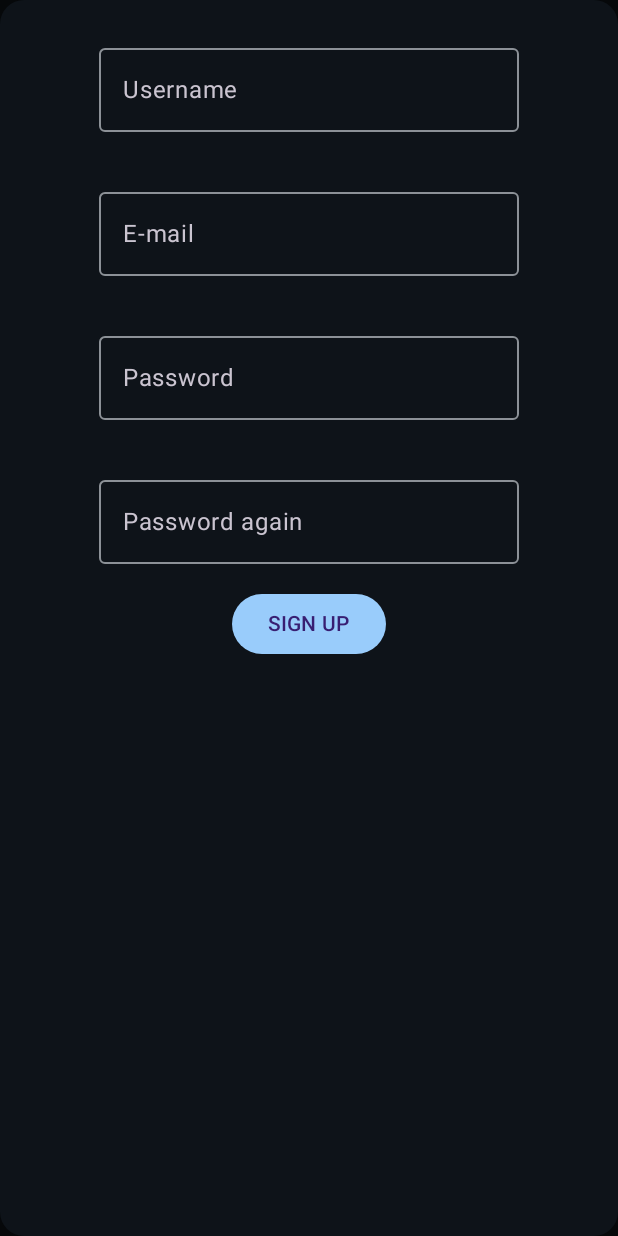
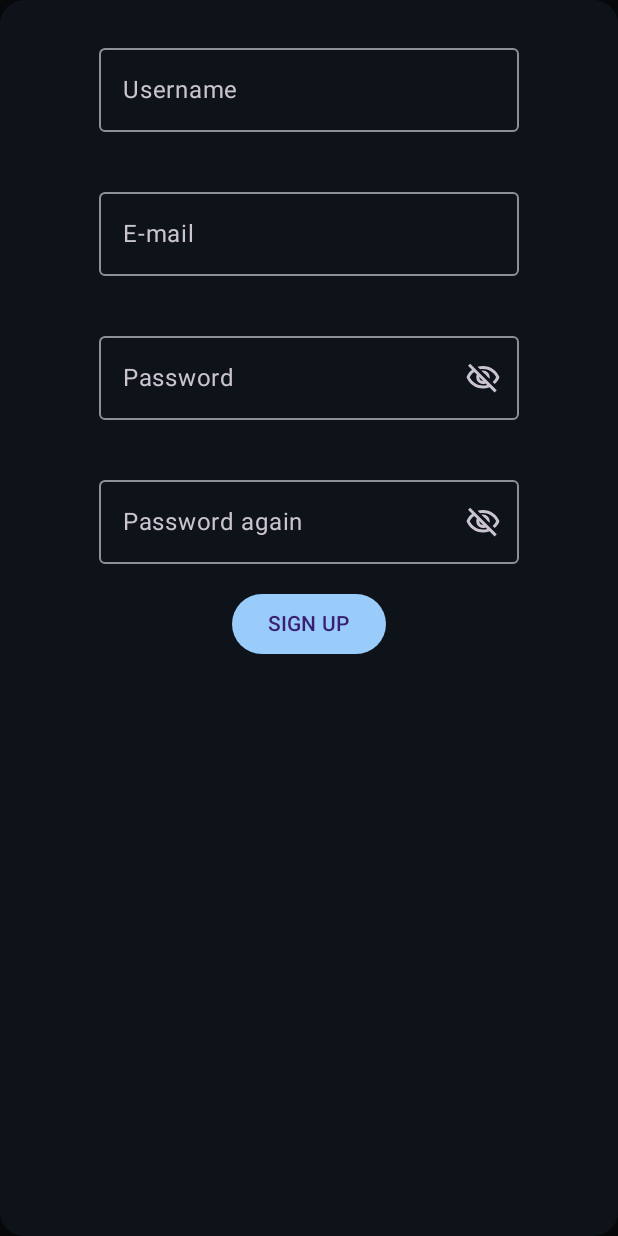
Before and after one commit to Patch4Code/Logline, an Android app built with Jetpack Compose: the composable LoginView shown on its own in the app's theme, after a tap on "SIGN UP", on a phone screen of 412 x 824 dp. Run offline under Robolectric (Android 15) with nearby library versions, the phone set to English and light mode, and no system bars.

Commit message:
LoginView continued and Back4App login proto

```diff
--- /dev/null
+++ b/app/src/main/java/com/patch4code/loglinemovieapp/features/login/presentation/components/LoginOutlinedTextField.kt
@@ -0,0 +1,20 @@
+package com.patch4code.loglinemovieapp.features.login.presentation.components
+
+import androidx.compose.foundation.layout.padding
+import androidx.compose.material3.OutlinedTextField
+import androidx.compose.material3.Text
+import androidx.compose.runtime.Composable
+import androidx.compose.runtime.MutableState
+import androidx.compose.ui.Modifier
+import androidx.compose.ui.unit.dp
+
+@Composable
+fun LoginOutlinedTextField(input: MutableState<String>, label: String){
+    OutlinedTextField(
+        value = input.value,
+        onValueChange = {input.value = it},
+        label = { Text(text = label) },
+        modifier = Modifier.padding(16.dp),
+        singleLine = true,
+    )
+}
--- /dev/null
+++ b/app/src/main/java/com/patch4code/loglinemovieapp/features/login/presentation/components/PasswordOutlinedTextField.kt
@@ -0,0 +1,42 @@
+package com.patch4code.loglinemovieapp.features.login.presentation.components
+
+import androidx.compose.foundation.layout.padding
+import androidx.compose.material.icons.Icons
+import androidx.compose.material.icons.outlined.Visibility
+import androidx.compose.material.icons.outlined.VisibilityOff
+import androidx.compose.material3.Icon
+import androidx.compose.material3.IconButton
+import androidx.compose.material3.OutlinedTextField
+import androidx.compose.material3.Text
+import androidx.compose.runtime.Composable
+import androidx.compose.runtime.MutableState
+import androidx.compose.runtime.mutableStateOf
+import androidx.compose.runtime.remember
+import androidx.compose.ui.Modifier
+import androidx.compose.ui.text.input.PasswordVisualTransformation
+import androidx.compose.ui.text.input.VisualTransformation
+import androidx.compose.ui.unit.dp
+
+@Composable
+fun PasswordOutlinedTextField(passwordInput: MutableState<String>, label: String = "Password"){
+
+    val showPassword = remember { mutableStateOf(false) }
+
+    OutlinedTextField(
+        value = passwordInput.value,
+        onValueChange = {passwordInput.value = it},
+        label = { Text(text = label) },
+        modifier = Modifier.padding(16.dp),
+        singleLine = true,
+        visualTransformation = if (showPassword.value) VisualTransformation.None else PasswordVisualTransformation(),
+        trailingIcon = {
+            IconButton(onClick = { showPassword.value = !showPassword.value }) {
+                Icon(
+                    imageVector =
+                    if (showPassword.value) Icons.Outlined.Visibility else Icons.Outlined.VisibilityOff,
+                    contentDescription = null
+                )
+            }
+        }
+    )
+}
--- /dev/null
+++ b/app/src/main/java/com/patch4code/loglinemovieapp/features/login/presentation/components/SignUpDialog.kt
@@ -0,0 +1,76 @@
+package com.patch4code.loglinemovieapp.features.login.presentation.components
+
+import android.widget.Toast
+import androidx.compose.foundation.layout.Column
+import androidx.compose.foundation.layout.fillMaxSize
+import androidx.compose.foundation.layout.fillMaxWidth
+import androidx.compose.foundation.layout.padding
+import androidx.compose.foundation.shape.RoundedCornerShape
+import androidx.compose.material3.Button
+import androidx.compose.material3.Surface
+import androidx.compose.material3.Text
+import androidx.compose.runtime.Composable
+import androidx.compose.runtime.MutableState
+import androidx.compose.runtime.mutableStateOf
+import androidx.compose.runtime.remember
+import androidx.compose.ui.Alignment
+import androidx.compose.ui.Modifier
+import androidx.compose.ui.platform.LocalContext
+import androidx.compose.ui.unit.dp
+import androidx.compose.ui.window.Dialog
+import com.patch4code.loglinemovieapp.features.login.presentation.screen_login.LoginViewModel
+
+@Composable
+fun SignUpDialog(showSignupDialog: MutableState<Boolean>, loginViewModel: LoginViewModel){
+
+    if (showSignupDialog.value) {
+
+        val context = LocalContext.current
+
+        val newUserNameInput = remember { mutableStateOf("") }
+        val email = remember { mutableStateOf("") }
+        val newPasswordInput = remember { mutableStateOf("") }
+        val newPasswordAgainInput = remember { mutableStateOf("") }
+
+        Dialog(onDismissRequest =  {showSignupDialog.value = false}) {
+            Surface(
+                modifier = Modifier.fillMaxSize(),
+                shape = RoundedCornerShape(16.dp),
+            ) {
+                Column(modifier = Modifier
+                    .fillMaxWidth()
+                    .padding(top = 8.dp),
+                    horizontalAlignment = Alignment.CenterHorizontally
+                ){
+                    LoginOutlinedTextField(input = newUserNameInput, label = "Username")
+                    LoginOutlinedTextField(input = email, label = "E-mail")
+
+                    PasswordOutlinedTextField(passwordInput = newPasswordInput)
+                    PasswordOutlinedTextField(passwordInput = newPasswordAgainInput, label = "Password again")
+
+                    Button(onClick = {
+                        loginViewModel.signUp(
+                            username = newUserNameInput.value,
+                            password = newPasswordInput.value,
+                            passwordAgain = newPasswordAgainInput.value,
+                            onPasswordError = {
+                                Toast.makeText(context, "Password must be the same", Toast.LENGTH_SHORT).show()
+                            },
+                            onSignupTriggered = {parseException->
+                                if(parseException == null){
+                                    Toast.makeText(context, "Signup Successfully", Toast.LENGTH_SHORT).show()
+                                }else{
+                                    Toast.makeText(context, parseException.message, Toast.LENGTH_LONG).show()
+                                }
+                            }
+                        )
+                        showSignupDialog.value = false
+
+                    }) {
+                        Text(text = "SIGN UP")
+                    }
+                }
+            }
+        }
+    }
+}
--- a/app/src/main/java/com/patch4code/loglinemovieapp/features/login/presentation/screen_login/LoginView.kt
+++ b/app/src/main/java/com/patch4code/loglinemovieapp/features/login/presentation/screen_login/LoginView.kt
@@ -1,26 +1,29 @@
 package com.patch4code.loglinemovieapp.features.login.presentation.screen_login
 
+import android.util.Log
+import android.widget.Toast
 import androidx.compose.foundation.layout.Column
 import androidx.compose.foundation.layout.Spacer
-import androidx.compose.foundation.layout.fillMaxSize
 import androidx.compose.foundation.layout.fillMaxWidth
 import androidx.compose.foundation.layout.padding
-import androidx.compose.foundation.shape.RoundedCornerShape
 import androidx.compose.material3.Button
-import androidx.compose.material3.OutlinedTextField
-import androidx.compose.material3.Surface
 import androidx.compose.material3.Text
 import androidx.compose.runtime.Composable
 import androidx.compose.runtime.mutableStateOf
 import androidx.compose.runtime.remember
 import androidx.compose.ui.Alignment
 import androidx.compose.ui.Modifier
+import androidx.compose.ui.platform.LocalContext
 import androidx.compose.ui.unit.dp
-import androidx.compose.ui.window.Dialog
 import androidx.lifecycle.viewmodel.compose.viewModel
+import com.patch4code.loglinemovieapp.features.login.presentation.components.LoginOutlinedTextField
+import com.patch4code.loglinemovieapp.features.login.presentation.components.PasswordOutlinedTextField
+import com.patch4code.loglinemovieapp.features.login.presentation.components.SignUpDialog
 
 @Composable
 fun LoginView(onLoginSuccess: () -> Unit, loginViewModel: LoginViewModel = viewModel()){
+
+    val context = LocalContext.current
 
     val userNameInput = remember { mutableStateOf("") }
     val passwordInput = remember { mutableStateOf("") }
@@ -33,23 +36,27 @@ fun LoginView(onLoginSuccess: () -> Unit, loginViewModel: LoginViewModel = viewM
         horizontalAlignment = Alignment.CenterHorizontally
     ){
         Spacer(modifier = Modifier.padding(16.dp))
-
-        OutlinedTextField(
-            value = userNameInput.value,
-            onValueChange = {userNameInput.value = it},
-            label = { Text(text = "Username") },
-            modifier = Modifier.padding(16.dp)
-        )
-        OutlinedTextField(
-            value = passwordInput.value,
-            onValueChange = {passwordInput.value = it},
-            label = { Text(text = "Password") },
-            modifier = Modifier.padding(16.dp)
-        )
-        Button(onClick = { onLoginSuccess() }) {
+        LoginOutlinedTextField(input = userNameInput, label = "Username")
+        PasswordOutlinedTextField(passwordInput = passwordInput)
+        Button(onClick = {
+            loginViewModel.login(
+                username = userNameInput.value,
+                password = passwordInput.value,
+                onLoginTriggered = { parseUser, parseException->
+                    if(parseUser != null){
+                        Toast.makeText(context, "Successful Login", Toast.LENGTH_LONG).show()
+                        Log.e("LoginView","${parseUser.email}, ${parseUser}")
+                        onLoginSuccess()
+                    } else{
+                        if(parseException != null){
+                            Toast.makeText(context, "Login Error: ${parseException.message}", Toast.LENGTH_LONG).show()
+                        }
+                    }
+                }
+            )
+        }) {
             Text(text = "LOGIN")
         }
-
         Spacer(modifier = Modifier.padding(16.dp))
 
         Text(text = "New here? Sign UP")
@@ -59,51 +66,5 @@ fun LoginView(onLoginSuccess: () -> Unit, loginViewModel: LoginViewModel = viewM
         }
     }
 
-    if (showSignupDialog.value) {
-
-        val newUserNameInput = remember { mutableStateOf("") }
-        val email = remember { mutableStateOf("") }
-        val newPasswordInput = remember { mutableStateOf("") }
-        val newPasswordAgainInput = remember { mutableStateOf("") }
-
-        Dialog(onDismissRequest =  {showSignupDialog.value = false}) {
-            Surface(
-                modifier = Modifier.fillMaxSize(),
-                shape = RoundedCornerShape(16.dp),
-            ) {
-                Column(modifier = Modifier
-                    .fillMaxWidth()
-                    .padding(top = 8.dp),
-                    horizontalAlignment = Alignment.CenterHorizontally) {
-                    OutlinedTextField(
-                        value = newUserNameInput.value,
-                        onValueChange = {newUserNameInput.value = it},
-                        label = { Text(text = "Username") },
-                        modifier = Modifier.padding(16.dp)
-                    )
-                    OutlinedTextField(
-                        value = email.value,
-                        onValueChange = {email.value = it},
-                        label = { Text(text = "E-mail") },
-                        modifier = Modifier.padding(16.dp)
-                    )
-                    OutlinedTextField(
-                        value = newPasswordInput.value,
-                        onValueChange = {newPasswordInput.value = it},
-                        label = { Text(text = "Password") },
-                        modifier = Modifier.padding(16.dp)
-                    )
-                    OutlinedTextField(
-                        value = newPasswordAgainInput.value,
-                        onValueChange = {newPasswordAgainInput.value = it},
-                        label = { Text(text = "Password again") },
-                        modifier = Modifier.padding(16.dp)
-                    )
-                    Button(onClick = { showSignupDialog.value = false }) {
-                        Text(text = "SIGN UP")
-                    }
-                }
-            }
-        }
-    }
+    SignUpDialog(showSignupDialog = showSignupDialog, loginViewModel = loginViewModel)
 }
--- a/app/src/main/java/com/patch4code/loglinemovieapp/features/login/presentation/screen_login/LoginViewModel.kt
+++ b/app/src/main/java/com/patch4code/loglinemovieapp/features/login/presentation/screen_login/LoginViewModel.kt
@@ -1,9 +1,36 @@
 package com.patch4code.loglinemovieapp.features.login.presentation.screen_login
 
 import androidx.lifecycle.ViewModel
+import com.parse.ParseException
+import com.parse.ParseUser
 
 class LoginViewModel: ViewModel() {
 
 
+    fun signUp(username: String, password: String, passwordAgain: String, onPasswordError:()->Unit, onSignupTriggered:(parseException: ParseException?)->Unit){
+
+        if(password == passwordAgain){
+            val user = ParseUser()
+            // Set the user's username and password, which can be obtained by a forms
+            user.setUsername(username)
+            user.setPassword(password)
+            user.signUpInBackground { parseException ->
+                onSignupTriggered(parseException)
+            }
+        }else{
+            onPasswordError()
+        }
+
+
+    }
+
+    fun login(username: String, password: String, onLoginTriggered:(parseUser: ParseUser?, parseException: ParseException?)->Unit) {
+        ParseUser.logInInBackground(username,password) { parseUser: ParseUser?, parseException: ParseException? ->
+            onLoginTriggered(parseUser, parseException)
+        }
+    }
+
+
+
 
 }
```
